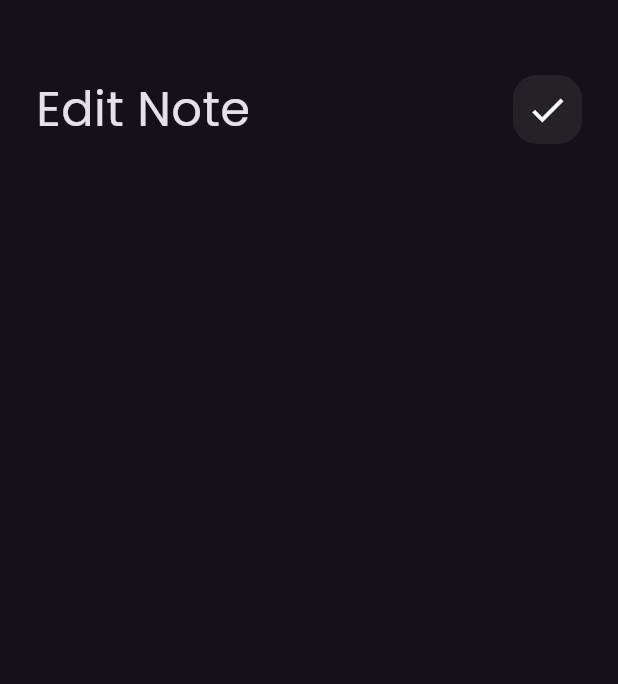
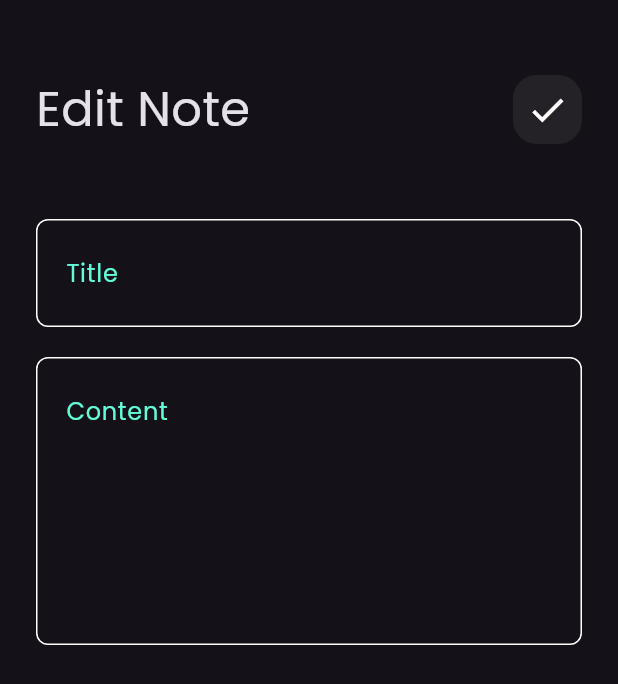
Before and after one commit to khaled-elbaiomy/notes_app, a Flutter app: the EditNoteViewBody screen opened directly, on a phone screen of 412 x 824 dp. Shown: the top 684 px of the screen. Run offline on Flutter 3.47's test engine with Material 3 defaults, Android fonts, the phone set to English and light mode, and no system bars; our stand-ins replace font_awesome_flutter.

Commit message:
edit note view ui done

```diff
--- a/lib/views/edit_note_view_body.dart
+++ b/lib/views/edit_note_view_body.dart
@@ -1,5 +1,6 @@
 import 'package:flutter/material.dart';
 import 'package:notes_app/widgets/custom_app_bar.dart';
+import 'package:notes_app/widgets/custom_text_field.dart';
 
 class EditNoteViewBody extends StatelessWidget {
   const EditNoteViewBody({super.key});
@@ -18,6 +19,17 @@ class EditNoteViewBody extends StatelessWidget {
               title: 'Edit Note',
               icon: Icons.check,
             ),
+            SizedBox(
+              height: 50,
+            ),
+            CustomTextField(hintText: 'Title'),
+            SizedBox(
+              height: 20,
+            ),
+            CustomTextField(
+              hintText: 'Content',
+              maxLines: 6,
+            ),
           ],
         ),
       ),
```
Also changed, not shown: 4 other files.
